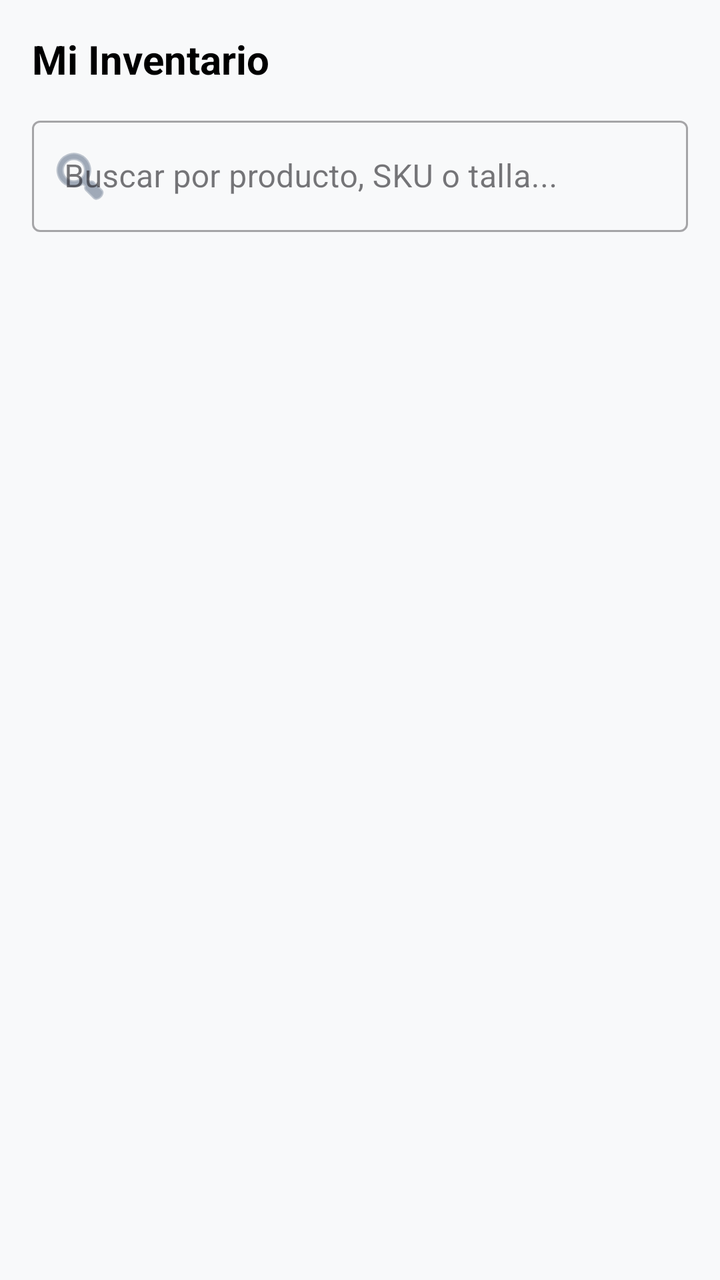
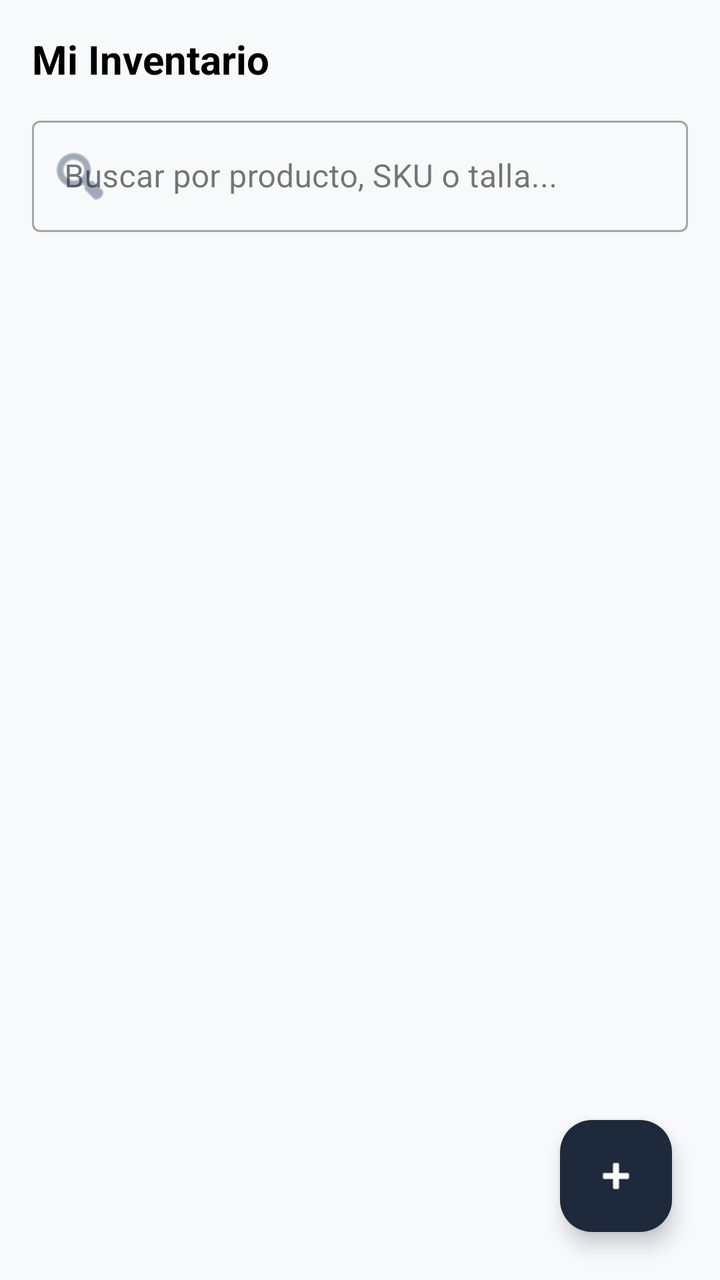

Before-and-after screenshots of an Android layout around one commit, followed by the original layout XML and the change that was made.
<!-- AndroidManifest.xml: application theme Theme.DAJHO -->
<!-- res/layout/fragment_inventario.xml -->
<?xml version="1.0" encoding="utf-8"?>
<androidx.constraintlayout.widget.ConstraintLayout xmlns:android="http://schemas.android.com/apk/res/android"
    xmlns:app="http://schemas.android.com/apk/res-auto"
    xmlns:tools="http://schemas.android.com/tools"
    android:id="@+id/main"
    android:layout_width="match_parent"
    android:layout_height="match_parent"
    android:background="#F8F9FA"
    tools:context=".InventarioFragment">

    
    <TextView
        android:id="@+id/tvTitle"
        android:layout_width="wrap_content"
        android:layout_height="wrap_content"
        android:layout_margin="16dp"
        android:text="Mi Inventario"
        android:textColor="@android:color/black"
        android:textSize="20sp"
        android:textStyle="bold"
        app:layout_constraintStart_toStartOf="parent"
        app:layout_constraintTop_toTopOf="parent" />

    
    <com.google.android.material.textfield.TextInputLayout
        android:id="@+id/tilSearch"
        style="@style/Widget.MaterialComponents.TextInputLayout.OutlinedBox"
        android:layout_width="0dp"
        android:layout_height="wrap_content"
        android:layout_marginHorizontal="16dp"
        android:layout_marginTop="12dp"
        android:hint="Buscar por producto, SKU o talla..."
        app:startIconDrawable="@android:drawable/ic_menu_search"
        app:startIconTint="#64748B"
        app:layout_constraintTop_toBottomOf="@id/tvTitle"
        app:layout_constraintStart_toStartOf="parent"
        app:layout_constraintEnd_toEndOf="parent">

        <com.google.android.material.textfield.TextInputEditText
            android:id="@+id/etSearch"
            android:layout_width="match_parent"
            android:layout_height="wrap_content"
            android:inputType="text"
            android:maxLines="1" />

    </com.google.android.material.textfield.TextInputLayout>

    
    <androidx.recyclerview.widget.RecyclerView
        android:id="@+id/rvInventario"
        android:layout_width="0dp"
        android:layout_height="0dp"
        android:layout_marginTop="12dp"
        android:paddingHorizontal="16dp"
        android:clipToPadding="false"
        app:layout_constraintTop_toBottomOf="@id/tilSearch"
        app:layout_constraintBottom_toBottomOf="parent"
        app:layout_constraintStart_toStartOf="parent"
        app:layout_constraintEnd_toEndOf="parent" />

</androidx.constraintlayout.widget.ConstraintLayout>
<!-- resources referenced by this layout -->
<resources>
  <style name="Theme.DAJHO" parent="Base.Theme.DAJHO" />
  <style name="Base.Theme.DAJHO" parent="Theme.Material3.DayNight.NoActionBar">
          
          
      </style>
</resources>

<!-- the commit's change to res/layout/fragment_inventario.xml (unified diff, before → after) -->
@@ -58,4 +58,17 @@
         app:layout_constraintStart_toStartOf="parent"
         app:layout_constraintEnd_toEndOf="parent" />
 
+    
+    <com.google.android.material.floatingactionbutton.FloatingActionButton
+        android:id="@+id/fabAgregarProducto"
+        android:layout_width="wrap_content"
+        android:layout_height="wrap_content"
+        android:layout_margin="24dp"
+        android:contentDescription="Agregar producto"
+        android:src="@android:drawable/ic_input_add"
+        app:backgroundTint="#1E293B"
+        app:tint="@android:color/white"
+        app:layout_constraintBottom_toBottomOf="parent"
+        app:layout_constraintEnd_toEndOf="parent" />
+
 </androidx.constraintlayout.widget.ConstraintLayout>
